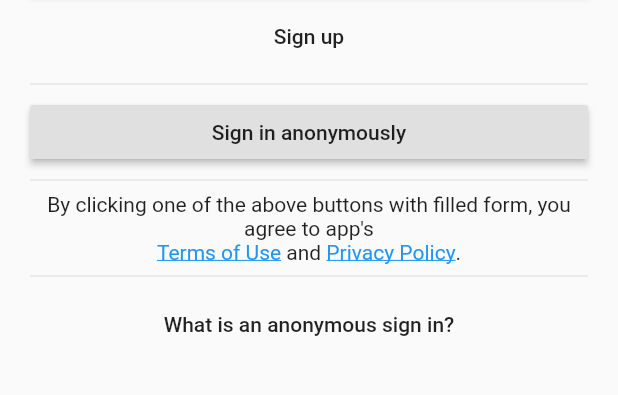
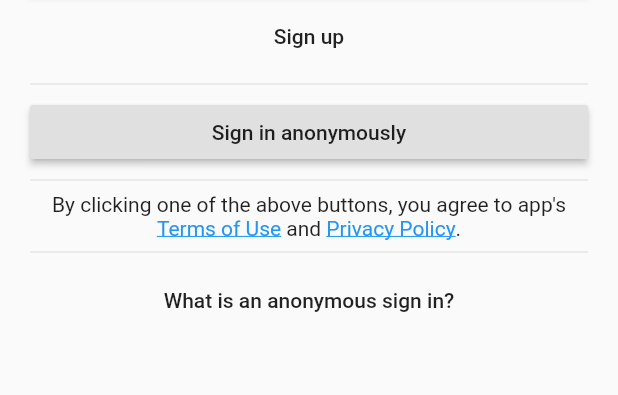
Before and after one commit to mattmaniak/rubbish_calc, a Flutter app: the screen it shows after launch, on a phone screen of 412 x 824 dp, the part 414-809 px from its top. Run offline on Flutter 3.47's test engine with Material 2 defaults, Android fonts, the phone set to English and light mode, and no system bars; our stand-ins replace email_validator, firebase_auth; accounts and stored records are empty.

Commit message:
Update notice

```diff
--- a/lib/src/page/_login_form.dart
+++ b/lib/src/page/_login_form.dart
@@ -76,7 +76,7 @@ class _LoginFormState extends State<LoginForm> {
                   children: [
                     TextSpan(
                       text:
-                          'By clicking one of the above buttons with filled form, you agree to app\'s\n',
+                          'By clicking one of the above buttons, you agree to app\'s ',
                     ),
                     TextSpan(
                       style: TextStyle(
```
